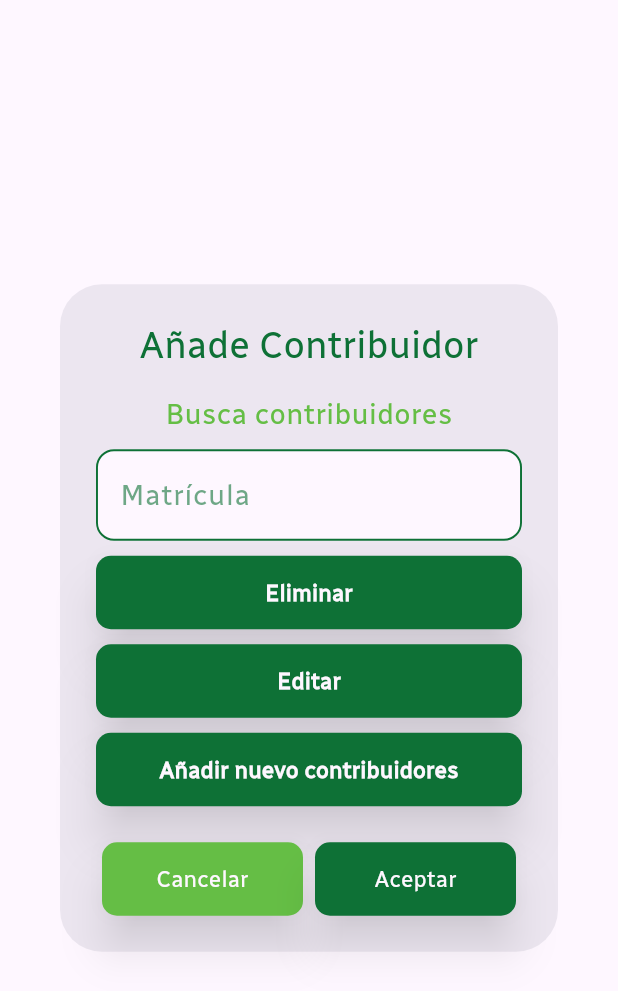
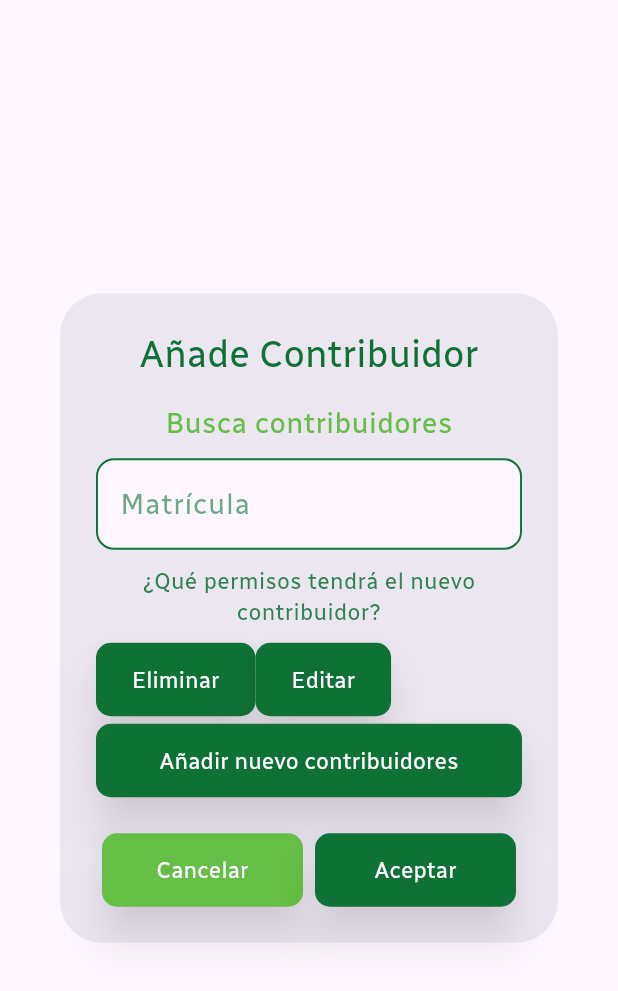
Before and after one commit to AntonioNoguera/project_atenea, a Flutter app: the AddContributorDialog widget shown alone on an empty page, opened directly, on a phone screen of 412 x 824 dp. Shown: the top 991 px of the screen. Run offline on Flutter 3.47's test engine with Material 3 defaults, Android fonts, the phone set to English and light mode, and no system bars; our stand-ins replace cloud_firestore, file_picker, firebase_core, flutter_colorpicker, flutter_svg, fluttertoast and 2 more; accounts and stored records are empty.

Commit message:
Feat [UI Changes] -> Not that relevant ui changes, spaces texts, and some inputs

```diff
--- a/lib/src/presentation/pages/home/content_management/academies/create/widget/add_contributor_dialog.dart
+++ b/lib/src/presentation/pages/home/content_management/academies/create/widget/add_contributor_dialog.dart
@@ -46,9 +46,18 @@ class AddContributorDialog extends StatelessWidget {
 
                 const SizedBox(height: 10,),
 
-                Wrap(
-                  spacing: 10.0, // Espacio horizontal entre los elementos
-                  runSpacing: 10.0,
+                Text(
+                  textAlign: TextAlign.center,
+                  '¿Qué permisos tendrá el nuevo contribuidor?',
+                  style: AppTextStyles.builder(
+                    color: AppColors.primaryColor.withOpacity(0.85),
+                    size: FontSizes.body2,
+                  ),
+                ),
+
+                const SizedBox(height: 10,),
+
+                Row(
                   children: [
                     AteneaCheckboxButton(
                       checkboxText: 'Eliminar',
@@ -64,17 +73,20 @@ class AddContributorDialog extends StatelessWidget {
                         print("Esta seleccionado: " + value.toString());
                       },
                     ),
-                    AteneaCheckboxButton(
-                      checkboxText: 'Añadir nuevo contribuidores',
-                      initialState: true,
-                      onChanged: (value) {
-                        print("Esta seleccionado: " + value.toString());
-                      },
-                    ),
+
                   ],
-                  )
+                ),
 
 
+                const SizedBox(height: 5,),
+
+                AteneaCheckboxButton(
+                    checkboxText: 'Añadir nuevo contribuidores',
+                    initialState: true,
+                    onChanged: (value) {
+                      print("Esta seleccionado: " + value.toString());
+                    },
+                  ),
               ],
             ),
           ),
@@ -85,7 +97,7 @@ class AddContributorDialog extends StatelessWidget {
             onPressedCallback: () {
               Navigator.of(context).pop();
             },
-            buttonStyles: AteneaButtonStyles(
+            buttonStyles: const AteneaButtonStyles(
               backgroundColor: AppColors.secondaryColor,
               textColor: AppColors.ateneaWhite,
             ),
--- a/lib/src/presentation/pages/home/content_management/subject/create/subject_create_new_page.dart
+++ b/lib/src/presentation/pages/home/content_management/subject/create/subject_create_new_page.dart
@@ -65,7 +65,7 @@ class SubjectCreateNewPage extends StatelessWidget {
                         const SizedBox(height: 15.0),
 
                         Text(
-                          'Ingresa el nombre de la nueva academia',
+                          'Ingresa el nombre de la nueva asignatura',
                           textAlign: TextAlign.center,
                           style: AppTextStyles.builder(
                             size: FontSizes.h5,
--- a/lib/src/presentation/widgets/atenea_checkbox_button.dart
+++ b/lib/src/presentation/widgets/atenea_checkbox_button.dart
@@ -27,13 +27,13 @@ class AteneaCheckboxButton extends StatefulWidget {
       true : AppTextStyles.builder(
         color: AppColors.ateneaWhite,
         size: FontSizes.body2,
-        weight: FontWeights.semibold,
+        weight: FontWeights.regular,
       ),
 
       false: AppTextStyles.builder(
         color: AppColors.primaryColor.withOpacity(0.4),
         size: FontSizes.body2,
-        weight: FontWeights.semibold,
+        weight: FontWeights.regular,
       ),
   };
 
```
Also changed, not shown: lib/src/presentation/pages/home/content_management/academies/detail/academy_detail_page.dart (+15 -3 lines).
